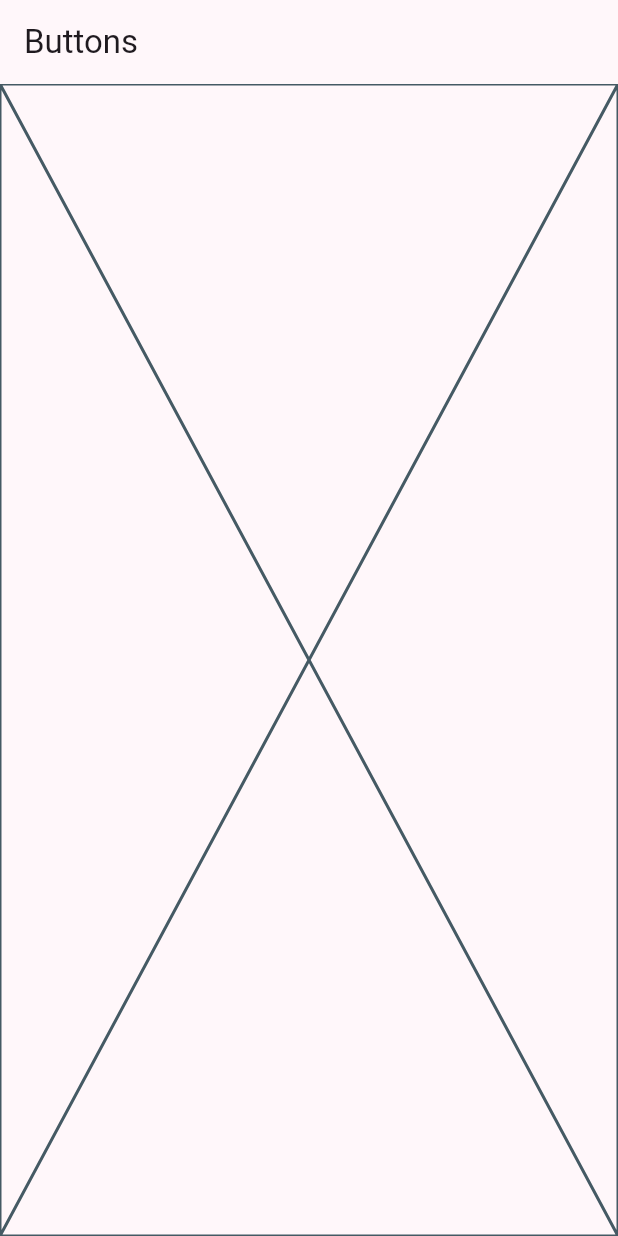
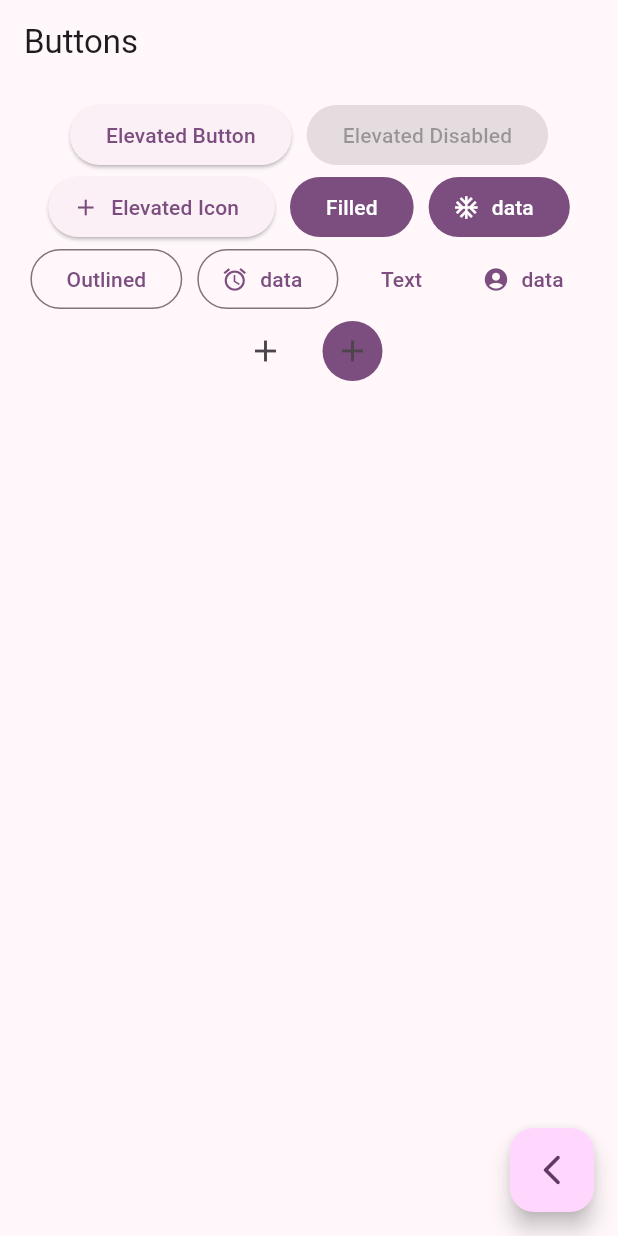
Before and after one commit to RosaLeaveMeAlone/widgets_app, a Flutter app: the ButtonsScreen screen opened by its route, on a phone screen of 412 x 824 dp. Run offline on Flutter 3.47's test engine with Material 3 defaults, Android fonts, the phone set to English and light mode, and no system bars; our stand-ins replace go_router.

```diff
--- a/lib/presentation/screens/buttons/buttons_screen.dart
+++ b/lib/presentation/screens/buttons/buttons_screen.dart
@@ -1,4 +1,5 @@
 import 'package:flutter/material.dart';
+import 'package:go_router/go_router.dart';
 
 class ButtonsScreen extends StatelessWidget {
 
@@ -12,7 +13,57 @@ class ButtonsScreen extends StatelessWidget {
       appBar: AppBar(
         title: const Text('Buttons'),
       ),
-      body: const Placeholder(),
+      body: ButtonsView(),
+      floatingActionButton: FloatingActionButton(
+        onPressed: () {
+          context.pop();
+        },
+        child: const Icon(Icons.arrow_back_ios_new_rounded),
+      )
     );
   }
 }
+
+class ButtonsView extends StatelessWidget {
+  const ButtonsView({
+    super.key,
+  });
+
+  @override
+  Widget build(BuildContext context) {
+
+    final colors = Theme.of(context).colorScheme;
+
+    return SizedBox(
+      width: double.infinity,
+      child: Padding(
+        padding: const EdgeInsets.symmetric(horizontal: 10,vertical: 10),
+        child: Wrap(
+          spacing: 10,
+          alignment: WrapAlignment.center,
+          children: [
+            ElevatedButton(
+              onPressed: (){},
+              child: const Text('Elevated Button')
+              ),
+            const ElevatedButton(
+              onPressed: null,
+              child: Text('Elevated Disabled')
+              ),
+            ElevatedButton.icon(onPressed: (){}, icon: const Icon(Icons.add), label: const Text('Elevated Icon')),
+            FilledButton(onPressed: (){}, child: const Text('Filled')),
+            FilledButton.icon(onPressed: (){}, icon: const Icon(Icons.ac_unit_sharp), label: const Text('data'),),
+            OutlinedButton(onPressed: (){}, child: const Text('Outlined')),
+            OutlinedButton.icon(onPressed: (){}, icon: const Icon(Icons.access_alarms_outlined), label: const Text('data'),),
+            TextButton(onPressed: (){}, child: const Text('Text')),
+            TextButton.icon(onPressed: (){}, icon: const Icon(Icons.account_circle_sharp), label: const Text('data'),),
+            IconButton(onPressed: (){}, icon: const Icon(Icons.add)),
+            IconButton(onPressed: (){}, icon: const Icon(Icons.add), style: ButtonStyle(
+              backgroundColor: MaterialStatePropertyAll(colors.primary)
+            ),),
+          ],
+        ),
+      ),
+    );
+  }
+}
```
